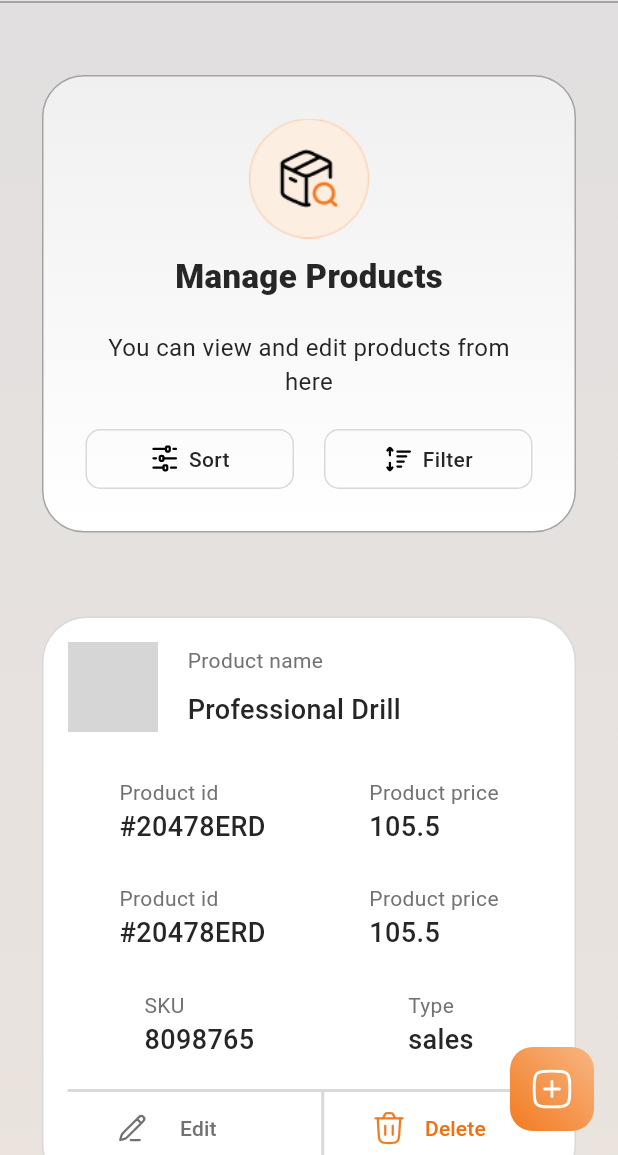
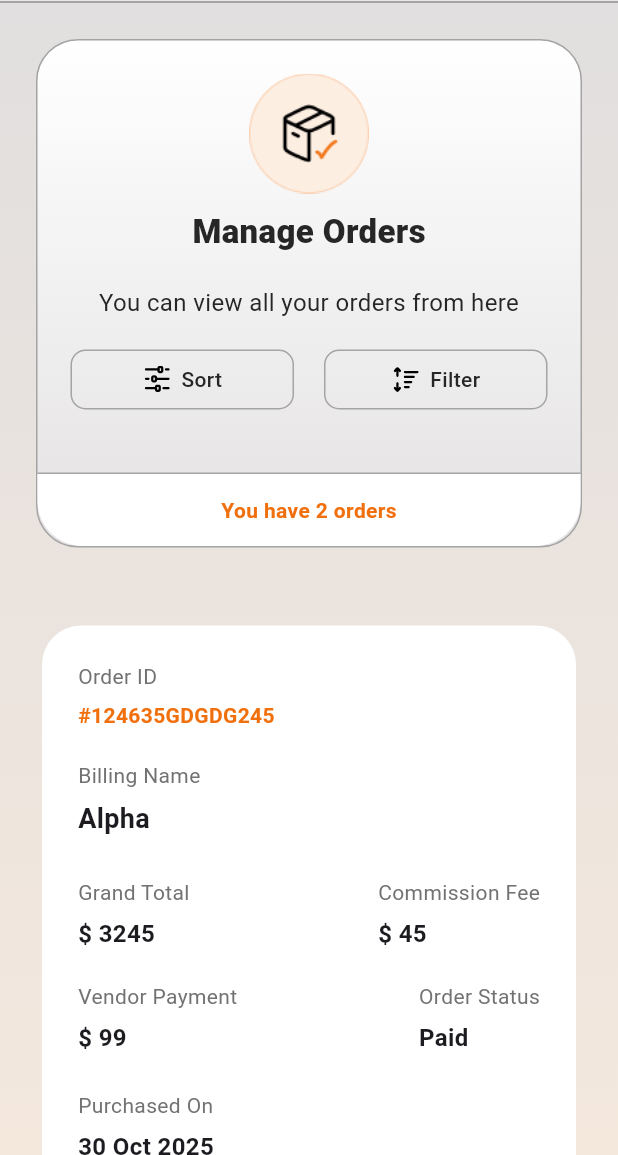
Before and after one commit to abhinav-ceymox/sure_fire_hire, a Flutter app: the screen it shows after launch, on a phone screen of 412 x 824 dp, the part 81-1236 px from its top. Run offline on Flutter 3.47's test engine with Material 3 defaults, Android fonts, the phone set to English and light mode, and no system bars; our stand-ins replace fl_chart, flutter_svg, go_router; grey boxes are pictures that could not be loaded.

Commit message:
Add orderScreen

```diff
--- a/lib/main.dart
+++ b/lib/main.dart
@@ -2,6 +2,7 @@ import 'package:flutter/material.dart';
 import 'package:provider/provider.dart';
 import 'package:sure_fire_hire/service/route_service.dart';
 import 'package:sure_fire_hire/state/dashboard_provider.dart';
+import 'package:sure_fire_hire/state/order_provider.dart';
 import 'package:sure_fire_hire/state/overview_provider.dart';
 import 'package:sure_fire_hire/state/seller_provider.dart';
 
@@ -14,6 +15,7 @@ void main() {
         ChangeNotifierProvider(create: (_) => DashboardProvider()),
         ChangeNotifierProvider(create: (_)=>OverviewProvider()),
         ChangeNotifierProvider(create: (_) => SellerProvider(),),
+        ChangeNotifierProvider(create: (_) => OrderProvider(),)
       ],
       child: const MyApp(),
     ),
--- /dev/null
+++ b/lib/models/order_model.dart
@@ -0,0 +1,19 @@
+class OrderModel {
+  final String productId;
+  final String billingName;
+  final double grandTotal;
+  final double commissionFee;
+  final double vendorPayment;
+  final String orderStatus;
+  final String  purchasedOn;
+
+  OrderModel({
+    required this.productId,
+    required this.billingName,
+    required this.grandTotal,
+    required this.commissionFee,
+    required this.vendorPayment,
+    required this.orderStatus,
+    required this.purchasedOn});
+
+}
--- a/lib/service/route_service.dart
+++ b/lib/service/route_service.dart
@@ -2,6 +2,7 @@ import 'package:go_router/go_router.dart';
 import 'package:sure_fire_hire/views/home.dart';
 import 'package:sure_fire_hire/views/onboard_Screen.dart';
 
+import '../views/order_manage_screen.dart';
 import '../views/product_manage.dart';
 import '../views/splash_screen.dart';
 
@@ -23,12 +24,23 @@ final GoRouter router = GoRouter(
       path: SellerDashboardScreen.route,
       name: SellerDashboardScreen.route,
       builder: (context, state) => const SellerDashboardScreen(),
+
+      routes: [
+        GoRoute(
+          path: ProductManageScreen.route,
+          name: ProductManageScreen.route,
+          builder: (context, state) => const ProductManageScreen(),
+        ),
+        GoRoute(
+          path: OrderManageScreen.route,
+          name: OrderManageScreen.route,
+          builder: (context, state) => const OrderManageScreen(),
+        ),
+      ]
     ),
 
-    GoRoute(
-      path: ProductManageScreen.route,
-      name: ProductManageScreen.route,
-      builder: (context, state) => const ProductManageScreen(),
-    ),
+
+
+
   ],
 );
--- /dev/null
+++ b/lib/state/order_provider.dart
@@ -0,0 +1,47 @@
+import 'package:flutter/material.dart';
+import 'package:sure_fire_hire/models/order_model.dart';
+
+class OrderProvider extends ChangeNotifier {
+
+  final List<OrderModel> _order=[
+    OrderModel(
+        productId: '#124635GDGDG245',
+        billingName: 'Alpha ',
+        grandTotal:   3245,
+        commissionFee: 45,
+        vendorPayment: 99,
+        orderStatus: 'Paid',
+        purchasedOn: '30 Oct 2025',
+     ),
+    OrderModel(
+      productId: '#124635GDGDG245',
+      billingName: 'Alpha ',
+      grandTotal:   3245,
+      commissionFee: 45,
+      vendorPayment: 99,
+      orderStatus: 'Paid',
+      purchasedOn: '30 Oct 2025',
+    ),
+    OrderModel(
+      productId: '#124635GDGDG245',
+      billingName: 'Alpha ',
+      grandTotal:   3245,
+      commissionFee: 45,
+      vendorPayment: 99,
+      orderStatus: 'Paid',
+      purchasedOn: '30 Oct 2025',
+    ),
+    OrderModel(
+      productId: '#124635GDGDG245',
+      billingName: 'Alpha ',
+      grandTotal:   3245,
+      commissionFee: 45,
+      vendorPayment: 99,
+      orderStatus: 'Paid',
+      purchasedOn: '30 Oct 2025',
+    ),
+
+  ];
+
+  List<OrderModel> get order => _order;
+}
--- /dev/null
+++ b/lib/views/order_manage_screen.dart
@@ -0,0 +1,180 @@
+import 'package:flutter/material.dart';
+import 'package:provider/provider.dart';
+import 'package:sure_fire_hire/state/order_provider.dart';
+import 'package:sure_fire_hire/utilities/app_color.dart';
+import 'package:sure_fire_hire/widgets/manage_card.dart';
+import 'package:sure_fire_hire/widgets/normal_appbar.dart';
+
+class OrderManageScreen extends StatefulWidget {
+  const OrderManageScreen({super.key});
+  static const String route = '/OrderManageScreen';
+
+  @override
+  State<OrderManageScreen> createState() => _OrderManageScreenState();
+}
+
+class _OrderManageScreenState extends State<OrderManageScreen> {
+  @override
+  Widget build(BuildContext context) {
+    return Scaffold(
+      appBar: NormalAppbar(),
+      body: Container(
+        decoration: const BoxDecoration(
+          gradient: LinearGradient(
+            colors: [Color(0xFFF4E8DD), Color(0xFFE1DFDF)],
+            begin: Alignment.bottomCenter,
+            end: Alignment.topCenter,
+          ),
+        ),
+        child: CustomScrollView(
+          slivers: [
+            SliverToBoxAdapter(
+              child: SafeArea(
+                child: Column(
+                  children: [
+                    ManageCard(
+                      title: 'Manage Orders',
+                      subtitle: 'You can view all your orders from here',
+                      image: 'assets/images/Group 309 (2).png',
+                      message: true,
+                    ),
+                     Consumer<OrderProvider>(
+                      builder: (BuildContext context, provider, Widget? child) {
+                        return ListView.builder(
+                          shrinkWrap: true,
+                          physics: NeverScrollableScrollPhysics(),
+                          itemCount: provider.order.length,
+                          itemBuilder: (BuildContext context, int index) {
+                            final order=provider.order[index];
+                            return Container(
+                              margin: const EdgeInsets.all(28),
+                              padding: const EdgeInsets.all(24),
+                              decoration: BoxDecoration(
+                                color: AppColor.bgcolor,
+                                borderRadius: BorderRadius.circular(26),
+                              ),
+                              child: Column(
+                                crossAxisAlignment: CrossAxisAlignment.start,
+                                children: [
+                                  /// ORDER ID
+                                  Text(
+                                    'Order ID',
+                                    style: TextStyle(
+                                      color: AppColor.fadetextcolor,
+                                    ),
+                                  ),
+                                  const SizedBox(height: 6),
+                                  Text(
+                                    order.productId,
+                                    style:  TextStyle(
+                                      color: AppColor.secondary ,
+                                      fontWeight: FontWeight.w600,
+                                    ),
+                                  ),
+
+                                  const SizedBox(height: 20),
+
+                                  /// BILLING NAME
+                                  Text(
+                                    'Billing Name',
+                                    style: TextStyle(
+                                      color: AppColor.fadetextcolor,
+                                    ),
+                                  ),
+                                  const SizedBox(height: 6),
+                                  Text(
+                                    order.billingName,
+                                    style: const TextStyle(
+                                      fontSize: 18,
+                                      fontWeight: FontWeight.w700,
+                                    ),
+                                  ),
+
+                                  const SizedBox(height: 26),
+
+                                  /// ROW 1
+                                  Row(
+                                    mainAxisAlignment:
+                                        MainAxisAlignment.spaceBetween,
+                                    children: [
+                                      _info(
+                                        'Grand Total',
+                                        '\$ ${order.grandTotal.toStringAsFixed(0)}',
+                                      ),
+                                      _info(
+                                        'Commission Fee',
+                                        '\$ ${order.commissionFee.toStringAsFixed(0)}',
+                                      ),
+                                    ],
+                                  ),
+
+                                  const SizedBox(height: 20),
+
+                                  /// ROW 2
+                                  Row(
+                                    mainAxisAlignment:
+                                        MainAxisAlignment.spaceBetween,
+                                    children: [
+                                      _info(
+                                        'Vendor Payment',
+                                        '\$ ${order.vendorPayment.toStringAsFixed(0)}',
+                                      ),
+                                      _info(
+                                        'Order Status',
+                                        order.orderStatus,
+                                        bold: true,
+                                      ),
+                                    ],
+                                  ),
+
+                                  const SizedBox(height: 24),
+
+                                  /// PURCHASED DATE
+                                  Text(
+                                    'Purchased On',
+                                    style: TextStyle(
+                                      color: AppColor.fadetextcolor,
+                                    ),
+                                  ),
+                                  const SizedBox(height: 6),
+                                  Text(
+                                    '${order.purchasedOn}',
+                                    style: const TextStyle(
+                                      fontSize: 16,
+                                      fontWeight: FontWeight.w600,
+                                    ),
+                                  ),
+                                ],
+                              ),
+                            );
+                          },
+                        );
+                      },
+                    ),
+                  ],
+                ),
+              ),
+            ),
+          ],
+        ),
+      ),
+    );
+  }
+}
+
+Widget _info(String label, String value, {bool bold = false}) {
+  return Column(
+    crossAxisAlignment: CrossAxisAlignment.start,
+    children: [
+      Text(label, style: TextStyle(color: AppColor.fadetextcolor)),
+      const SizedBox(height: 6),
+      Text(
+        value,
+        style: TextStyle(
+          fontSize: 16,
+          fontWeight: bold ? FontWeight.w700 : FontWeight.w600,
+        ),
+      ),
+    ],
+  );
+}
--- a/lib/views/product_manage.dart
+++ b/lib/views/product_manage.dart
@@ -17,11 +17,9 @@ class _ProductManageScreenState extends State<ProductManageScreen> {
   @override
   Widget build(BuildContext context) {
     return Scaffold(
-      appBar: Normal_appbar(),
+      appBar: NormalAppbar(),
       body: SingleChildScrollView(
-        child: Column(
-          children: [
-            Container(
+        child: Container(
           decoration: const BoxDecoration(
             gradient: LinearGradient(
               colors: [Color(0xFFF4E8DD), Color(0xFFE1DFDF)],
@@ -33,7 +31,11 @@ class _ProductManageScreenState extends State<ProductManageScreen> {
             child: Column(
               children: [
                 const SizedBox(height: 20),
-                    ManageCard(),
+                ManageCard(
+                  title: 'Manage Products',
+                  subtitle: 'You can view and edit products from here',
+                  image: 'assets/images/Group 309.png',
+                ),
                 Consumer<DashboardProvider>(
                   builder: (BuildContext context, provider, Widget? child) {
                     return ProductCard(
@@ -48,8 +50,6 @@ class _ProductManageScreenState extends State<ProductManageScreen> {
               ],
             ),
           ),
-            ),
-          ],
         ),
       ),
       floatingActionButton: Container(
--- a/lib/views/splash_screen.dart
+++ b/lib/views/splash_screen.dart
@@ -2,7 +2,8 @@ import 'dart:async';
 import 'package:flutter/material.dart';
 import 'package:flutter_svg/flutter_svg.dart';
 import 'package:go_router/go_router.dart';
- import 'package:sure_fire_hire/views/product_manage.dart';
+
+import 'order_manage_screen.dart';
 
 class SplashScreen extends StatefulWidget {
   const SplashScreen({super.key});
@@ -17,7 +18,7 @@ class _SplashScreenState extends State<SplashScreen> {
   void initState() {
     super.initState();
     Timer(const Duration(seconds:1), () {
-      context.pushNamed(ProductManageScreen.route);
+      context.pushNamed(OrderManageScreen.route);
     });
   }
 
--- a/lib/widgets/manage_card.dart
+++ b/lib/widgets/manage_card.dart
@@ -1,36 +1,44 @@
-
 import 'package:flutter/material.dart';
 import 'package:flutter_svg/flutter_svg.dart';
 import '../utilities/app_color.dart';
 
 class ManageCard extends StatelessWidget {
+  final String title;
+  final String subtitle;
+  final String image;
+  final bool message;
+
   const ManageCard({
     super.key,
+    required this.title,
+    required this.subtitle,
+    required this.image,
+    this.message = false,
   });
 
   @override
   Widget build(BuildContext context) {
     return Container(
-      margin: const EdgeInsets.all(28),
-      padding: const EdgeInsets.all(28),
+      margin: const EdgeInsets.all(24),
       decoration: BoxDecoration(
-          border: Border.all(color:Color(0xffA5A4A4), width: 1,),
-          borderRadius: BorderRadius.circular(28), // 30 - 7
+        border: Border.all(color: Color(0xffA5A4A4), width: 1),
+        borderRadius: BorderRadius.circular(28),
         gradient: const LinearGradient(
-            colors: [
-              Color(0xffFFFFFF),
-              Color(0xffF0F0F0),
-            ],
+          colors: [Color(0xffe4e2e2), Color(0xffFFFFFF)],
           begin: Alignment.bottomCenter,
           end: Alignment.topCenter,
         ),
       ),
        child: Column(
         children: [
-            Image.asset('assets/images/Group 309.png', width: 80, height: 80),
+          Padding(
+            padding: const EdgeInsets.all(22),
+            child: Column(
+              children: [
+                Image.asset(image, width: 80, height: 80),
                 const SizedBox(height: 10),
                 Text(
-              'Manage Products',
+                  title,
                   style: TextStyle(
                     color: AppColor.textcolor,
                     fontWeight: FontWeight.w800,
@@ -39,41 +47,75 @@ class ManageCard extends StatelessWidget {
                 ),
                 const SizedBox(height: 20),
                 Text(
-              'You can view and edit products from here',
+                  subtitle,
                   textAlign: TextAlign.center,
-              style: TextStyle(
-                color: AppColor.textcolor,
-                fontSize: 16,
-              ),
+                  style: TextStyle(color: AppColor.textcolor, fontSize: 16),
                 ),
                 const SizedBox(height: 20),
 
                 /// BUTTONS
                 Row(
                   children: [
-                Expanded(child: _button('assets/icons/preference-horizontal.svg', "Sort")),
+                    Expanded(
+                      child: _button(
+                        'assets/icons/preference-horizontal.svg',
+                        "Sort",
+                      ),
+                    ),
                     const SizedBox(width: 20),
-                Expanded(child: _button('assets/icons/sorting-05.svg', "Filter")),
+                    Expanded(
+                      child: _button('assets/icons/sorting-05.svg', "Filter"),
+                    ),
                   ],
                 ),
               ],
             ),
+          ),
+          const SizedBox(height: 20),
+          if (message) ...[
+            Container(
+              width: double.infinity,
+              height: 1,
+              color: const Color(0xffA5A4A4),
+            ),
+            Container(
+              decoration: BoxDecoration(
+                color: AppColor.bgcolor,
+                borderRadius: BorderRadius.only(
+                  bottomLeft: Radius.circular(30),
+                  bottomRight: Radius.circular(30),
+                )
+              ),
+              width: double.infinity,
+              padding: const EdgeInsets.symmetric(vertical: 14),
+              alignment: Alignment.center,
+              child: Text(
+                'You have 2 orders',
+                style: TextStyle(
+                  color: AppColor.secondary,
+                  fontSize: 14,
+                  fontWeight: FontWeight.w600,
+                ),
+              ),
+            ),
+          ],
+        ],
+      ),
     );
-
-
   }
 }
+
 Widget _button(String svgPath, String text) {
   return Container(
     height: 40,
     decoration: BoxDecoration(
-      border: Border.all(color: AppColor.boder),
+      border: Border.all(color: Color(0xffA5A4A4)),
       borderRadius: BorderRadius.circular(10),
     ),
     child: Row(
       mainAxisAlignment: MainAxisAlignment.center,
       children: [
-        SvgPicture.asset(svgPath,height: 20,width: 20,),
+        SvgPicture.asset(svgPath, height: 20, width: 20),
         const SizedBox(width: 6),
         Text(
           text,
--- a/lib/widgets/normal_appbar.dart
+++ b/lib/widgets/normal_appbar.dart
@@ -2,8 +2,8 @@ import 'package:flutter/material.dart';
 import 'package:flutter_svg/flutter_svg.dart';
 import '../utilities/app_color.dart';
 
-class Normal_appbar extends StatelessWidget implements PreferredSizeWidget {
-  const Normal_appbar({super.key});
+class NormalAppbar extends StatelessWidget implements PreferredSizeWidget {
+  const NormalAppbar({super.key});
 
   @override
   Size get preferredSize => const Size.fromHeight(kToolbarHeight);
--- a/lib/widgets/product_card.dart
+++ b/lib/widgets/product_card.dart
@@ -35,8 +35,8 @@ class ProductCard extends StatelessWidget {
             itemBuilder: (context, index) {
               final data = products[index];
               return Container(
-                margin: const EdgeInsets.all(28),
-                padding: const EdgeInsets.all(16),
+                width:340,
+                margin: const EdgeInsets.all(26),
                  decoration: BoxDecoration(
                   gradient: useGradient
                       ? LinearGradient(
@@ -55,7 +55,10 @@ class ProductCard extends StatelessWidget {
                 child: Column(
                   crossAxisAlignment: CrossAxisAlignment.start,
                   children: [
-
+                    Padding(
+                      padding: const EdgeInsets.all(16),
+                      child: Column(
+                        children: [
                           /// ---------- HEADER ----------
                           Row(
                             children: [
@@ -119,6 +122,11 @@ class ProductCard extends StatelessWidget {
                               rightValue: data.type!,
                             ),
                           ],
+                        ],
+                      ),
+                    ),
+
+
 
                     /// ---------- ACTIONS (OPTIONAL) ----------
                     if (showActions) ...[
```
Also changed, not shown: assets/images/Group 309 (2).png (added). Lines whose indentation alone changed are shown as unchanged.
